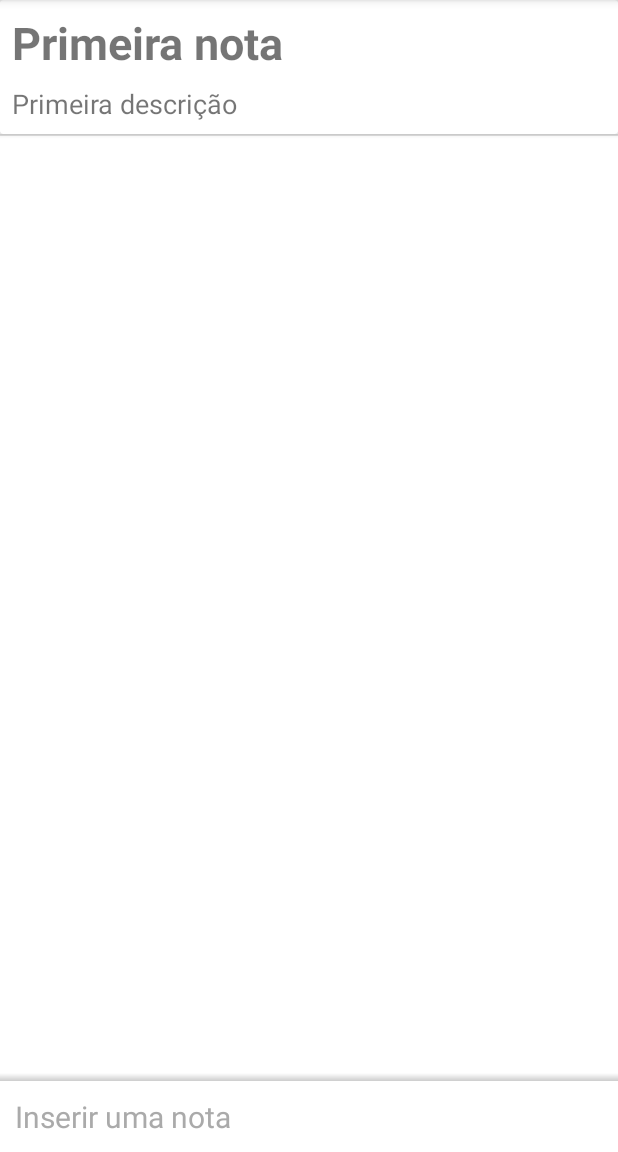
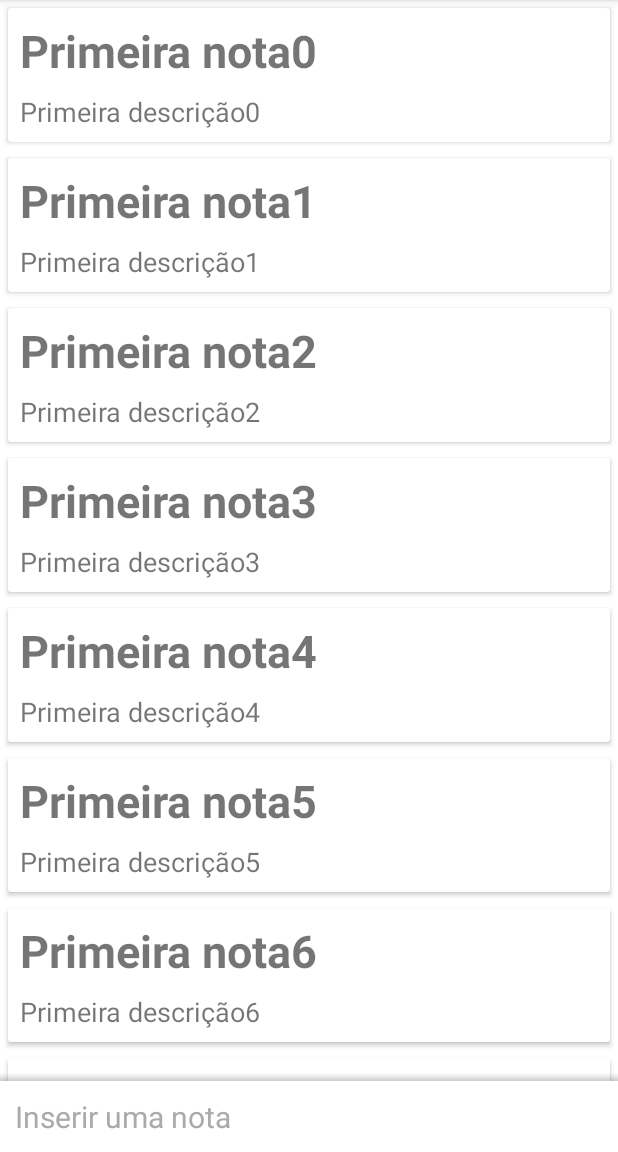
Before and after one commit to danielh-oliveira/Ceep-Recycler-View, an Android app: the screen it shows after launch (ListaNotasActivity), on a phone screen of 412 x 824 dp, the part 84-1236 px from its top. Run offline under Robolectric (Android 15) with nearby library versions, the phone set to English and light mode, and no system bars.

Commit message:
Implementei o RecyclerView e o RecyclerView.Adapter

```diff
--- a/app/build.gradle
+++ b/app/build.gradle
@@ -33,6 +33,7 @@ dependencies {
     implementation 'com.google.android.material:material:1.5.0'
     implementation 'androidx.constraintlayout:constraintlayout:2.1.3'
     implementation 'androidx.cardview:cardview:1.0.0'
+    implementation 'androidx.recyclerview:recyclerview:1.2.1'
     testImplementation 'junit:junit:4.+'
     androidTestImplementation 'androidx.test.ext:junit:1.1.3'
     androidTestImplementation 'androidx.test.espresso:espresso-core:3.4.0'
--- a/app/src/main/java/br/com/daniel/ceep/ui/activity/ListaNotasActivity.java
+++ b/app/src/main/java/br/com/daniel/ceep/ui/activity/ListaNotasActivity.java
@@ -1,16 +1,17 @@
 package br.com.daniel.ceep.ui.activity;
 
+import android.os.Bundle;
+
 import androidx.appcompat.app.AppCompatActivity;
-
-import android.os.Bundle;
-import android.widget.ListView;
+import androidx.recyclerview.widget.LinearLayoutManager;
+import androidx.recyclerview.widget.RecyclerView;
 
 import java.util.List;
 
 import br.com.daniel.ceep.R;
 import br.com.daniel.ceep.dao.NotaDAO;
 import br.com.daniel.ceep.model.Nota;
-import br.com.daniel.ceep.ui.adapter.ListaNotasAdapter;
+import br.com.daniel.ceep.ui.recyclerview.adapter.ListaNotasRecyclerAdapter;
 
 public class ListaNotasActivity extends AppCompatActivity {
 
@@ -19,12 +20,18 @@ public class ListaNotasActivity extends AppCompatActivity {
         super.onCreate(savedInstanceState);
         setContentView(R.layout.activity_lista_notas);
 
-        ListView listaNotas = findViewById(R.id.listView);
+        RecyclerView listaNotas = findViewById(R.id.lista_notas_recycler_view);
 
         NotaDAO dao = new NotaDAO();
-        dao.insere(new Nota("Primeira nota", "Primeira descrição"));
+
+        for (int i = 0; i < 10000; i++){
+            dao.insere(new Nota("Primeira nota" + i, "Primeira descrição" + i));
+        }
         List<Nota> todasNotas = dao.todos();
 
-        listaNotas.setAdapter(new ListaNotasAdapter(this, todasNotas));
+        listaNotas.setAdapter(new ListaNotasRecyclerAdapter(this, todasNotas));
+
+        LinearLayoutManager layoutManager = new LinearLayoutManager(this);
+        listaNotas.setLayoutManager(layoutManager);
     }
 }
--- a/app/src/main/java/br/com/daniel/ceep/ui/adapter/ListaNotasAdapter.java
+++ /dev/null
@@ -1,53 +0,0 @@
-package br.com.daniel.ceep.ui.adapter;
-
-import android.content.Context;
-import android.view.LayoutInflater;
-import android.view.View;
-import android.view.ViewGroup;
-import android.widget.BaseAdapter;
-import android.widget.TextView;
-
-import java.util.List;
-
-import br.com.daniel.ceep.R;
-import br.com.daniel.ceep.model.Nota;
-
-public class ListaNotasAdapter extends BaseAdapter {
-
-    private final Context context;
-    private final List<Nota> notas;
-
-    public ListaNotasAdapter(Context context, List<Nota> notas) {
-        this.context = context;
-        this.notas = notas;
-    }
-
-    @Override
-    public int getCount() {
-        return notas.size();
-    }
-
-    @Override
-    public Nota getItem(int posicao) {
-        return notas.get(posicao);
-    }
-
-    @Override
-    public long getItemId(int i) {
-        return 0;
-    }
-
-    @Override
-    public View getView(int posicao, View view, ViewGroup viewGroup) {
-        View viewCriada = LayoutInflater.from(context).inflate(R.layout.item_nota, viewGroup, false);
-        Nota nota = notas.get(posicao);
-
-        TextView titulo = viewCriada.findViewById(R.id.item_nota_titulo);
-        titulo.setText(nota.getTitulo());
-
-        TextView descricao = viewCriada.findViewById(R.id.item_nota_descricao);
-        descricao.setText(nota.getDescricao());
-
-        return viewCriada;
-    }
-}
--- /dev/null
+++ b/app/src/main/java/br/com/daniel/ceep/ui/recyclerview/adapter/ListaNotasRecyclerAdapter.java
@@ -0,0 +1,53 @@
+package br.com.daniel.ceep.ui.recyclerview.adapter;
+
+import android.content.Context;
+import android.view.LayoutInflater;
+import android.view.View;
+import android.view.ViewGroup;
+import android.widget.TextView;
+
+import androidx.recyclerview.widget.RecyclerView;
+
+import java.util.List;
+
+import br.com.daniel.ceep.R;
+import br.com.daniel.ceep.model.Nota;
+
+public class ListaNotasRecyclerAdapter extends RecyclerView.Adapter {
+
+    private List<Nota> notas;
+    private Context context;
+
+    public ListaNotasRecyclerAdapter(Context context, List<Nota> notas){
+        this.context = context;
+        this.notas = notas;
+    }
+
+    @Override
+    public RecyclerView.ViewHolder onCreateViewHolder(ViewGroup parent, int viewType) {
+        View viewCriada = LayoutInflater.from(context)
+                .inflate(R.layout.item_nota, parent, false);
+        return new NotaViewHolder(viewCriada);
+    }
+
+    @Override
+    public void onBindViewHolder(RecyclerView.ViewHolder holder, int position) {
+        Nota nota = notas.get(position);
+        TextView titulo = holder.itemView.findViewById(R.id.item_nota_titulo);
+        titulo.setText(nota.getTitulo());
+        TextView descricao = holder.itemView.findViewById(R.id.item_nota_descricao);
+        descricao.setText(nota.getDescricao());
+    }
+
+    @Override
+    public int getItemCount() {
+        return notas.size();
+    }
+
+    class NotaViewHolder extends RecyclerView.ViewHolder {
+
+        public NotaViewHolder(View itemView) {
+            super(itemView);
+        }
+    }
+}
--- a/app/src/main/res/layout/activity_lista_notas.xml
+++ b/app/src/main/res/layout/activity_lista_notas.xml
@@ -6,8 +6,8 @@
     android:layout_height="match_parent"
     tools:context="br.com.daniel.ceep.ui.activity.ListaNotasActivity">
 
-    <ListView
-        android:id="@+id/listView"
+    <androidx.recyclerview.widget.RecyclerView
+        android:id="@+id/lista_notas_recycler_view"
         android:layout_width="0dp"
         android:layout_height="0dp"
         app:layout_constraintBottom_toTopOf="@id/lista_notas_insere_nota"
```
